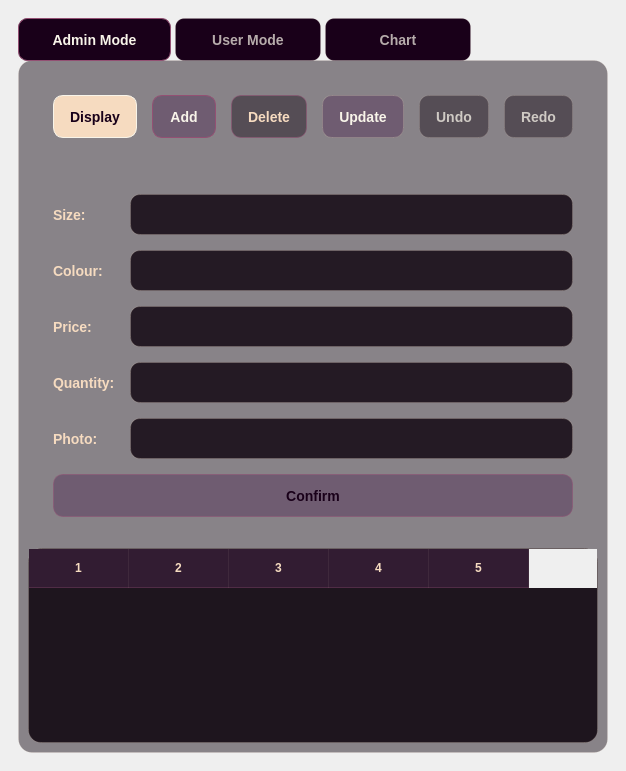
This is ui/gui.ui in miagiurgiu/Trench-Coats-App as Qt 5 draws it before an edit. The edited form follows.
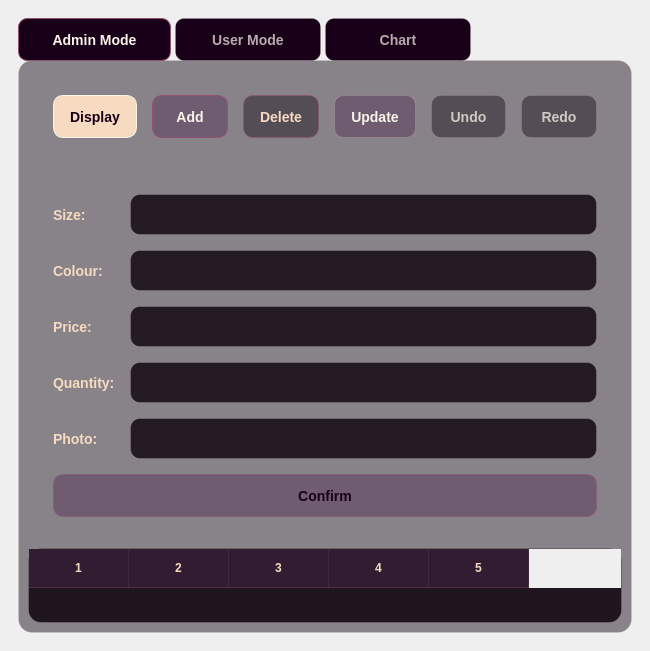
This is the edited form. The open tabs and pages were chosen to show the change.

Commit message: ui, photo, gui, design, welcome

Patch:
```diff
--- a/ui/gui.ui
+++ b/ui/gui.ui
@@ -2,6 +2,14 @@
 <ui version="4.0">
  <class>GUI</class>
  <widget class="QWidget" name="GUI">
+  <property name="geometry">
+   <rect>
+    <x>0</x>
+    <y>0</y>
+    <width>650</width>
+    <height>651</height>
+   </rect>
+  </property>
   <property name="font">
    <font>
     <family>Inter</family>
```
Left out of the diff: 2 changed lines with no effect on the pictures. The commit also changes 6 other files.
